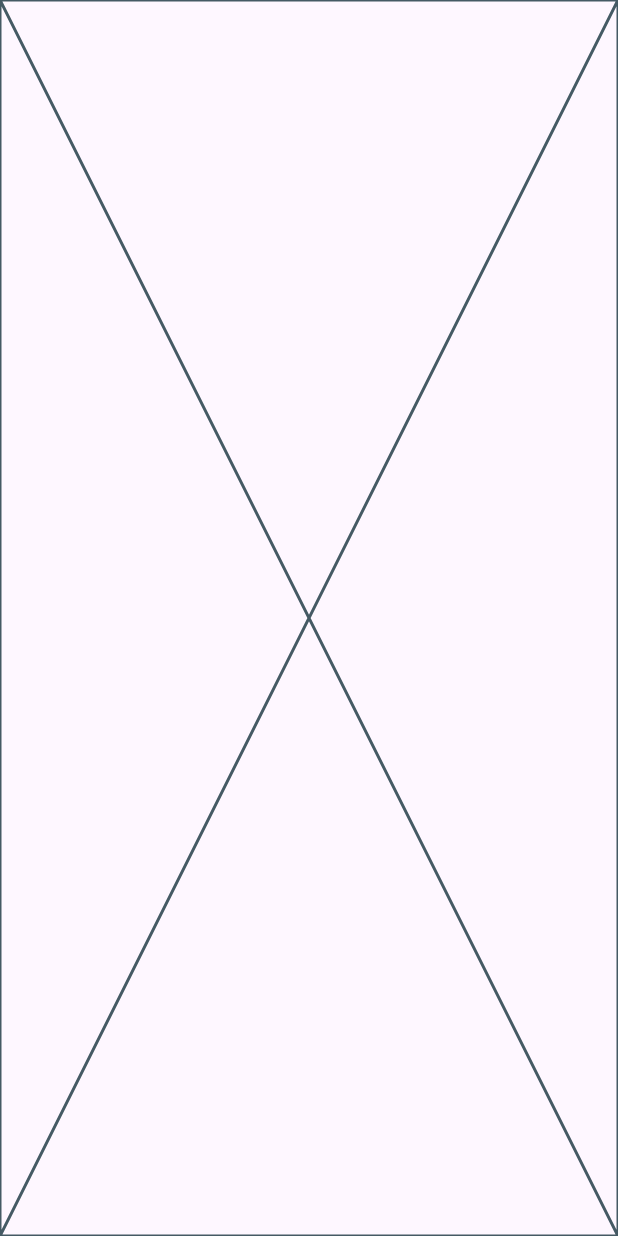
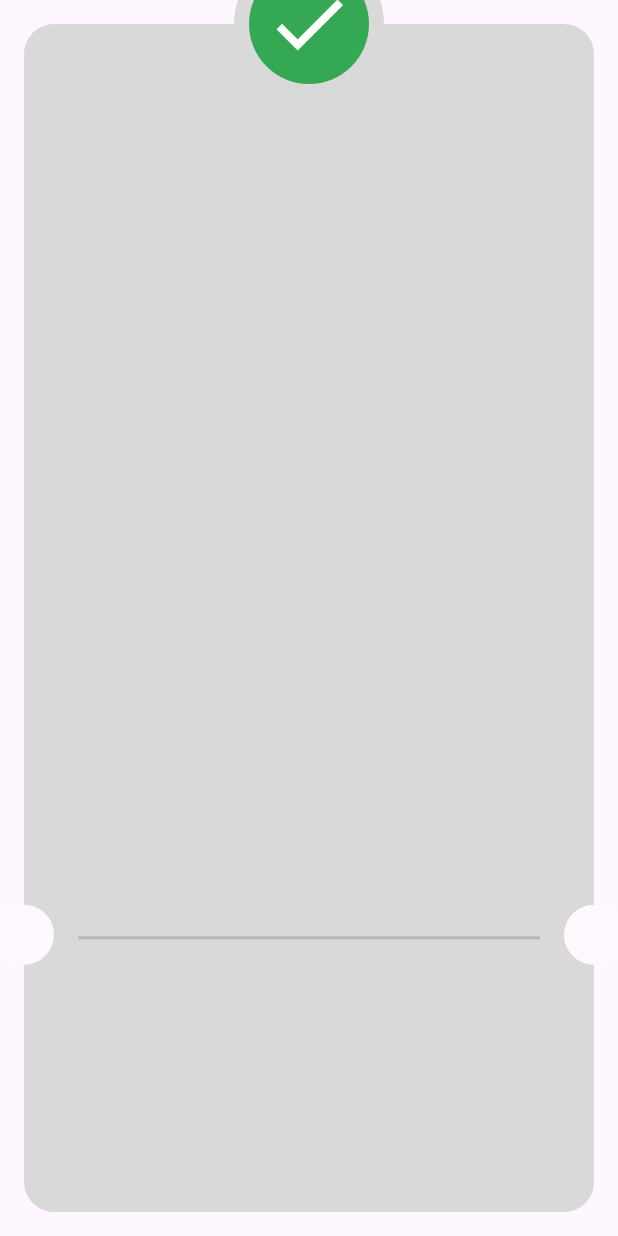
Before and after one commit to Mohamed123-r/checkout_app, a Flutter app: the ThinkYouView screen opened directly, on a phone screen of 412 x 824 dp. Run offline on Flutter 3.47's test engine with Material 3 defaults, Android fonts, the phone set to English and light mode, and no system bars; our stand-ins replace flutter_credit_card, flutter_svg.

Commit message:
"Implementing cart confirmation view widgets: thank you cart and think you view body"

```diff
--- /dev/null
+++ b/lib/Features/checkout/presentation/views/widgets/thank_you_cart.dart
@@ -0,0 +1,19 @@
+import 'package:flutter/material.dart';
+
+class ThankYouCard extends StatelessWidget {
+  const ThankYouCard({
+    super.key,
+  });
+
+  @override
+  Widget build(BuildContext context) {
+    return Container(
+      width: double.infinity,
+      height: double.infinity,
+      decoration: BoxDecoration(
+        color: const Color(0xffD9D9D9),
+        borderRadius: BorderRadius.circular(20.0),
+      ),
+    );
+  }
+}
--- a/lib/Features/checkout/presentation/views/widgets/think_you_view_body.dart
+++ b/lib/Features/checkout/presentation/views/widgets/think_you_view_body.dart
@@ -1,10 +1,58 @@
 import 'package:flutter/material.dart';
+
+import 'thank_you_cart.dart';
 
 class ThinkYouViewBody extends StatelessWidget {
   const ThinkYouViewBody({super.key});
 
   @override
   Widget build(BuildContext context) {
-    return const Placeholder();
+    return Padding(
+      padding: const EdgeInsets.all(16.0),
+      child: Stack(clipBehavior: Clip.none, children: [
+        const ThankYouCard(),
+        const Positioned(
+          left: 0,
+          right: 0,
+          top: -50,
+          child: CircleAvatar(
+            radius: 50,
+            backgroundColor: Color(0xffD9D9D9),
+            child: CircleAvatar(
+              radius: 40,
+              backgroundColor: Color(0xff34A853),
+              child: Icon(
+                Icons.check,
+                color: Colors.white,
+                size: 60,
+              ),
+            ),
+          ),
+        ),
+        Positioned(
+          bottom: MediaQuery.of(context).size.height * 0.2 + 10,
+          right: 36,
+          left: 36,
+          child: const Divider(
+            color: Color(0xffB8B8B8),
+            thickness: 2,
+          ),
+        ),
+        Positioned(
+          bottom: MediaQuery.of(context).size.height * 0.2,
+          right: -20,
+          child: const CircleAvatar(
+            backgroundColor: Color(0xffFFF8FF),
+          ),
+        ),
+        Positioned(
+          bottom: MediaQuery.of(context).size.height * 0.2,
+          left: -20,
+          child: const CircleAvatar(
+            backgroundColor: Color(0xffFFF8FF),
+          ),
+        ),
+      ]),
+    );
   }
 }
```
